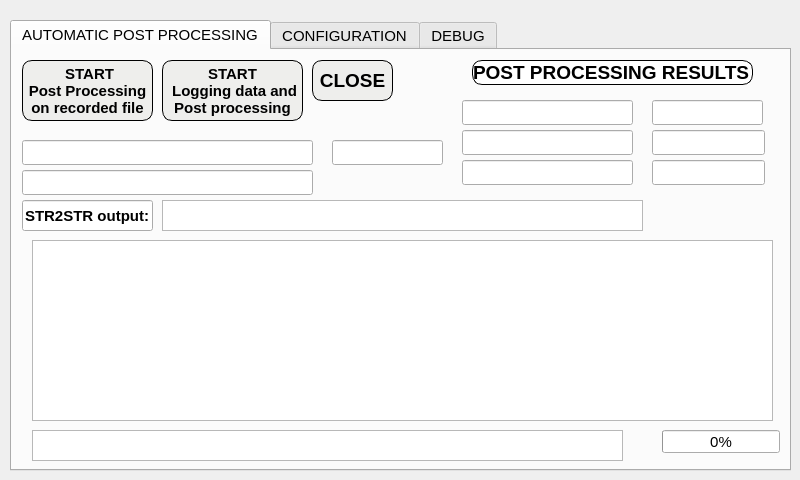
The window that RTKBASE/mydialog.ui (Francklin2/RTKLIB_Touchscreen_GUI) describes before a commit, drawn with Qt 5.
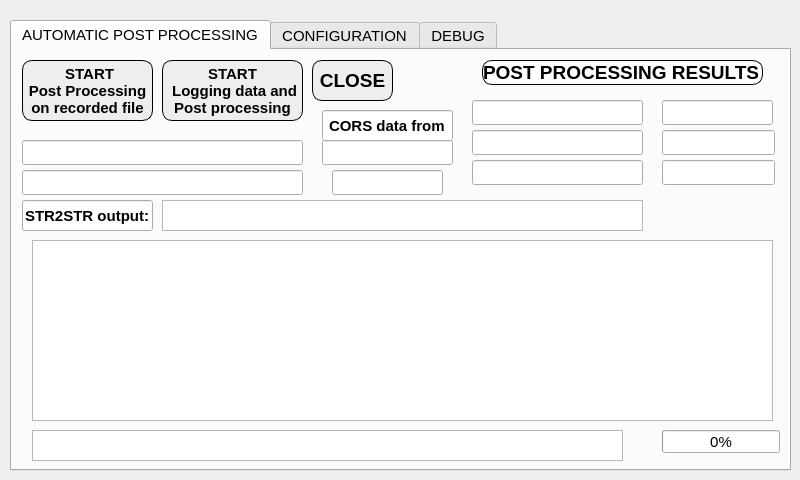
The same window after the commit. Custom widgets are drawn as their Qt base class.

Commit message: Add a sever option, you can choose rgp.ign.fr (France and around) or geodesy.noaa.gov (USA and around), seemed to work on NOAA server but not tested yet from USA....due to a epoch problem with NOAA server it only work for data not older than 3 days

Patch:
```diff
--- a/RTKBASE/mydialog.ui
+++ b/RTKBASE/mydialog.ui
@@ -77,7 +77,7 @@
     <widget class="QLineEdit" name="LLH_Lat_lineEdit">
      <property name="geometry">
       <rect>
-       <x>640</x>
+       <x>650</x>
        <y>50</y>
        <width>111</width>
        <height>25</height>
@@ -87,7 +87,7 @@
     <widget class="QLineEdit" name="LLH_Alt_lineEdit">
      <property name="geometry">
       <rect>
-       <x>640</x>
+       <x>650</x>
        <y>110</y>
        <width>113</width>
        <height>25</height>
@@ -97,7 +97,7 @@
     <widget class="QLineEdit" name="LLH_Lon_lineEdit">
      <property name="geometry">
       <rect>
-       <x>640</x>
+       <x>650</x>
        <y>80</y>
        <width>113</width>
        <height>25</height>
@@ -107,7 +107,7 @@
     <widget class="QLineEdit" name="ECEF_x_lineEdit">
      <property name="geometry">
       <rect>
-       <x>450</x>
+       <x>460</x>
        <y>50</y>
        <width>171</width>
        <height>25</height>
@@ -117,7 +117,7 @@
     <widget class="QLineEdit" name="ECEF_z_lineEdit">
      <property name="geometry">
       <rect>
-       <x>450</x>
+       <x>460</x>
        <y>110</y>
        <width>171</width>
        <height>25</height>
@@ -127,7 +127,7 @@
     <widget class="QLineEdit" name="ECEF_y_lineEdit">
      <property name="geometry">
       <rect>
-       <x>450</x>
+       <x>460</x>
        <y>80</y>
        <width>171</width>
        <height>25</height>
@@ -137,7 +137,7 @@
     <widget class="QLineEdit" name="lineEdit_2">
      <property name="geometry">
       <rect>
-       <x>460</x>
+       <x>470</x>
        <y>10</y>
        <width>281</width>
        <height>25</height>
@@ -181,7 +181,7 @@
       <rect>
        <x>10</x>
        <y>120</y>
-       <width>291</width>
+       <width>281</width>
        <height>25</height>
       </rect>
      </property>
@@ -194,7 +194,7 @@
       <rect>
        <x>10</x>
        <y>90</y>
-       <width>291</width>
+       <width>281</width>
        <height>25</height>
       </rect>
      </property>
@@ -303,7 +303,7 @@
      <property name="geometry">
       <rect>
        <x>320</x>
-       <y>90</y>
+       <y>120</y>
        <width>111</width>
        <height>25</height>
       </rect>
@@ -330,6 +330,43 @@
       </font>
      </property>
     </widget>
+    <widget class="QLineEdit" name="InfoServer">
+     <property name="geometry">
+      <rect>
+       <x>310</x>
+       <y>90</y>
+       <width>131</width>
+       <height>25</height>
+      </rect>
+     </property>
+     <property name="font">
+      <font>
+       <pointsize>11</pointsize>
+      </font>
+     </property>
+    </widget>
+    <widget class="QLineEdit" name="lineEdit_16">
+     <property name="geometry">
+      <rect>
+       <x>310</x>
+       <y>60</y>
+       <width>131</width>
+       <height>31</height>
+      </rect>
+     </property>
+     <property name="font">
+      <font>
+       <weight>75</weight>
+       <bold>true</bold>
+      </font>
+     </property>
+     <property name="text">
+      <string>CORS data from</string>
+     </property>
+     <property name="alignment">
+      <set>Qt::AlignCenter</set>
+     </property>
+    </widget>
    </widget>
    <widget class="QWidget" name="tab_3">
     <attribute name="title">
```
Left out of the diff: 60 changed lines with no effect on the pictures. The commit also changes 9 other files.
